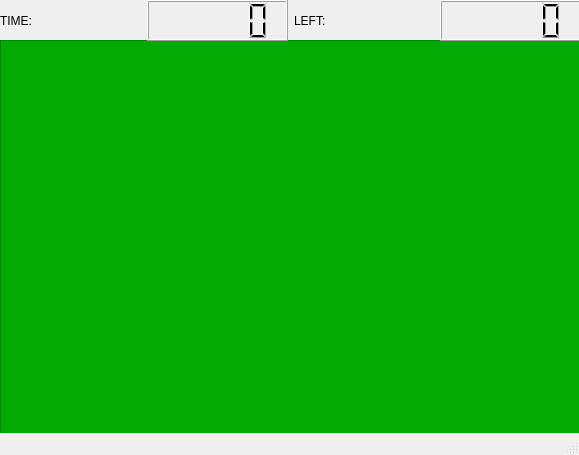
The window that mainwindow.ui (MiguelGil1/lab_5) describes before a commit, drawn with Qt 5.
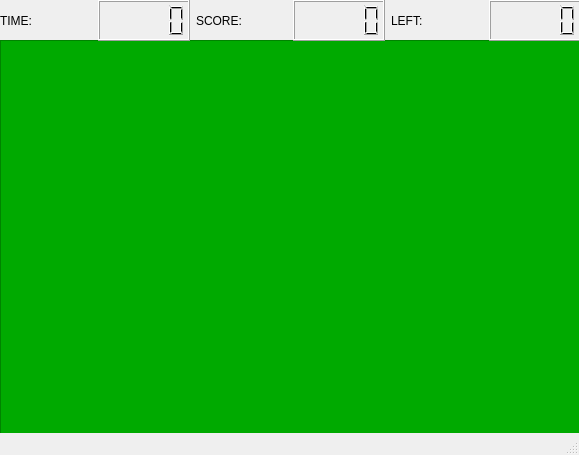
The same window after the commit.

Commit message: Se agg Score, cada vez que el PJ rompe un bloque se le suman 50 pts

What changed in the file:
```diff
--- a/mainwindow.ui
+++ b/mainwindow.ui
@@ -47,6 +47,16 @@
      <item>
       <widget class="QLCDNumber" name="Timer"/>
      </item>
+     <item>
+      <widget class="QLabel" name="label_3">
+       <property name="text">
+        <string>SCORE:</string>
+       </property>
+      </widget>
+     </item>
+     <item>
+      <widget class="QLCDNumber" name="Score"/>
+     </item>
      <item>
       <widget class="QLabel" name="label">
        <property name="text">
```
The commit also changes 4 other files.
